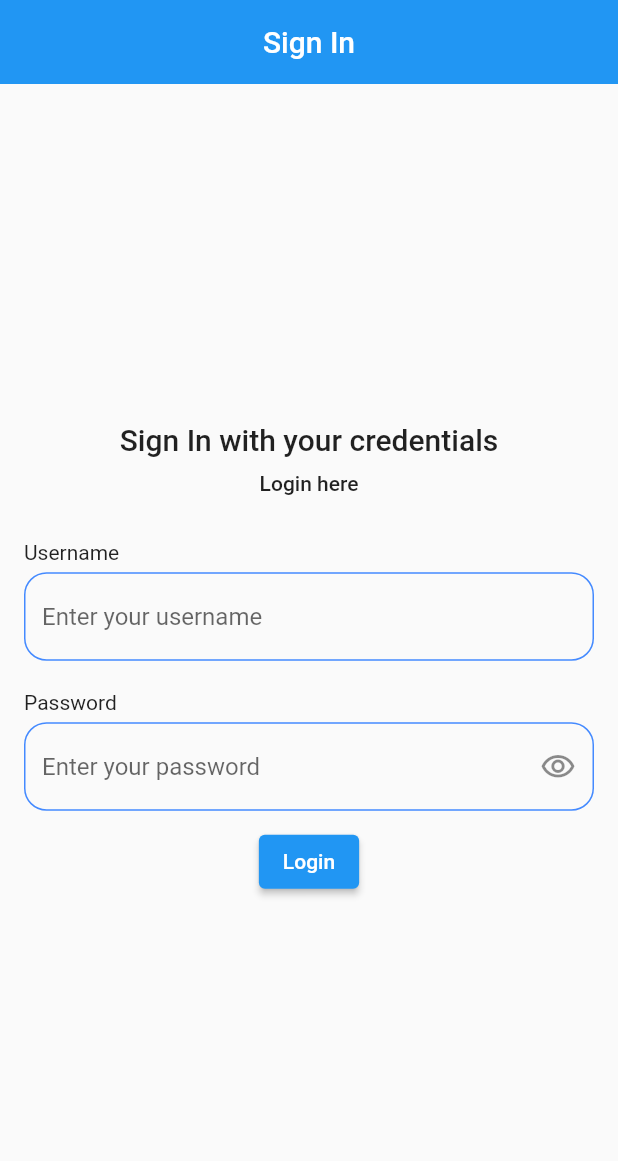
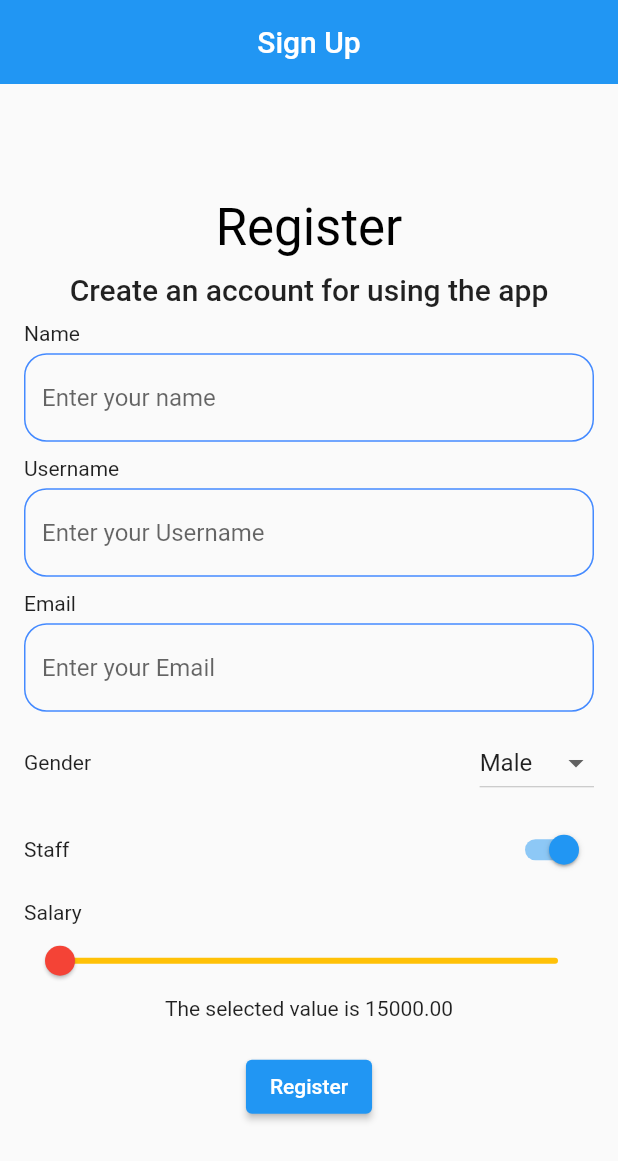
Before and after one commit to IchinoseBinit/form_application, a Flutter app: the screen it shows after launch, on a phone screen of 412 x 824 dp. Shown: the top 1161 px of the screen. Run offline on Flutter 3.47's test engine with Material 2 defaults, Android fonts, the phone set to English and light mode, and no system bars.

Commit message:
added slider, switch and dropdown

```diff
--- /dev/null
+++ b/lib/constants/constant.dart
@@ -0,0 +1,6 @@
+import 'package:flutter/material.dart';
+
+const basePadding = EdgeInsets.symmetric(
+  horizontal: 16,
+  vertical: 8,
+);
--- a/lib/main.dart
+++ b/lib/main.dart
@@ -1,6 +1,7 @@
 import 'package:flutter/material.dart';
 import 'package:form_application/screens/contact_screen.dart';
 import 'package:form_application/screens/login_screen.dart';
+import 'package:form_application/screens/register_screen.dart';
 
 void main() {
   runApp(const MyApp());
@@ -15,7 +16,8 @@ class MyApp extends StatelessWidget {
       theme: ThemeData(
         primarySwatch: Colors.blue,
       ),
-      home: LoginScreen(),
+      // home: LoginScreen(),
+      home: RegisterScreen(),
     );
   }
 }
--- a/lib/screens/contact_screen.dart
+++ b/lib/screens/contact_screen.dart
@@ -1,5 +1,6 @@
 import 'package:flutter/material.dart';
 import 'package:flutter/services.dart';
+import 'package:form_application/constants/constant.dart';
 import 'package:form_application/screens/details_screen.dart';
 import 'package:form_application/utils/general_alert_dialog.dart';
 import 'package:form_application/widgets/general_text_field.dart';
@@ -20,10 +21,7 @@ class ContactScreen extends StatelessWidget {
         centerTitle: true,
       ),
       body: Padding(
-        padding: const EdgeInsets.symmetric(
-          vertical: 8,
-          horizontal: 16,
-        ),
+        padding: basePadding,
         child: Form(
           key: formKey,
           child: SingleChildScrollView(
--- a/lib/screens/details_screen.dart
+++ b/lib/screens/details_screen.dart
@@ -1,4 +1,5 @@
 import 'package:flutter/material.dart';
+import 'package:form_application/constants/constant.dart';
 
 class DetailsScreen extends StatelessWidget {
   const DetailsScreen(this.name, this.address, this.age, {Key? key})
@@ -17,7 +18,7 @@ class DetailsScreen extends StatelessWidget {
         elevation: 0,
       ),
       body: Padding(
-        padding: const EdgeInsets.symmetric(vertical: 8, horizontal: 16),
+        padding: basePadding,
         child: Column(
           mainAxisAlignment: MainAxisAlignment.center,
           crossAxisAlignment: CrossAxisAlignment.center,
--- a/lib/screens/login_screen.dart
+++ b/lib/screens/login_screen.dart
@@ -1,5 +1,7 @@
 import 'package:flutter/material.dart';
+import 'package:form_application/constants/constant.dart';
 import 'package:form_application/screens/contact_screen.dart';
+import 'package:form_application/screens/register_screen.dart';
 import 'package:form_application/utils/general_alert_dialog.dart';
 import 'package:form_application/widgets/general_text_field.dart';
 
@@ -11,6 +13,8 @@ class LoginScreen extends StatelessWidget {
   final usernameController = TextEditingController();
   final passwordController = TextEditingController();
 
+  // setState
+
   @override
   Widget build(BuildContext context) {
     return Scaffold(
@@ -20,7 +24,7 @@ class LoginScreen extends StatelessWidget {
         elevation: 0,
       ),
       body: Padding(
-        padding: const EdgeInsets.symmetric(horizontal: 16, vertical: 6),
+        padding: basePadding,
         child: Center(
           child: SingleChildScrollView(
             child: Form(
@@ -121,6 +125,28 @@ class LoginScreen extends StatelessWidget {
                       ),
                     ),
                   ),
+                  const SizedBox(
+                    height: 10,
+                  ),
+                  Row(
+                    mainAxisAlignment: MainAxisAlignment.center,
+                    children: [
+                      const Text("Don't have an Account?"),
+                      TextButton(
+                        onPressed: () {
+                          Navigator.push(
+                            context,
+                            MaterialPageRoute(
+                              builder: (_) => RegisterScreen(),
+                            ),
+                          );
+                        },
+                        child: const Text(
+                          "Register",
+                        ),
+                      ),
+                    ],
+                  ),
                 ],
               ),
             ),
--- /dev/null
+++ b/lib/screens/register_screen.dart
@@ -0,0 +1,156 @@
+import 'package:flutter/material.dart';
+import 'package:form_application/constants/constant.dart';
+import 'package:form_application/widgets/general_drop_down.dart';
+import 'package:form_application/widgets/general_swtich.dart';
+import 'package:form_application/widgets/general_text_field.dart';
+
+class RegisterScreen extends StatelessWidget {
+  RegisterScreen({Key? key}) : super(key: key);
+
+  final formKey = GlobalKey<FormState>();
+
+  final nameController = TextEditingController();
+  final usernameController = TextEditingController();
+  final emailController = TextEditingController();
+  final genderController = TextEditingController();
+
+  changeValue(value) {
+    genderController.text = value;
+  }
+
+  @override
+  Widget build(BuildContext context) {
+    // addDropDownValues();
+    return Scaffold(
+      appBar: AppBar(
+        title: const Text("Sign Up"),
+        centerTitle: true,
+        elevation: 0,
+      ),
+      body: Padding(
+        padding: basePadding,
+        child: Form(
+          key: formKey,
+          child: Column(
+            mainAxisAlignment: MainAxisAlignment.center,
+            crossAxisAlignment: CrossAxisAlignment.start,
+            children: [
+              Center(
+                child: Text(
+                  "Register",
+                  style: Theme.of(context).textTheme.headline4!.copyWith(
+                        color: Colors.black,
+                      ),
+                ),
+              ),
+              getSizedBox(10),
+              Center(
+                child: Text(
+                  "Create an account for using the app",
+                  style: Theme.of(context).textTheme.headline6,
+                ),
+              ),
+              getSizedBox(10),
+              const Text("Name"),
+              getSizedBox(5),
+              GeneralTextField(
+                title: "name",
+                controller: nameController,
+                textInputType: TextInputType.name,
+                textInputAction: TextInputAction.next,
+                validate: (value) =>
+                    value!.trim().isEmpty ? "Please enter a name" : null,
+              ),
+              getSizedBox(10),
+              const Text("Username"),
+              getSizedBox(5),
+              GeneralTextField(
+                title: "Username",
+                controller: usernameController,
+                textInputType: TextInputType.name,
+                textInputAction: TextInputAction.next,
+                validate: (value) =>
+                    value!.trim().isEmpty ? "Please enter a Username" : null,
+              ),
+              getSizedBox(10),
+              const Text("Email"),
+              getSizedBox(5),
+              GeneralTextField(
+                title: "Email",
+                controller: emailController,
+                textInputType: TextInputType.emailAddress,
+                textInputAction: TextInputAction.done,
+                validate: (value) =>
+                    value!.trim().isEmpty ? "Please enter a email" : null,
+              ),
+              getSizedBox(10),
+              Row(
+                mainAxisAlignment: MainAxisAlignment.spaceBetween,
+                children: [
+                  const Text("Gender"),
+                  GeneralDropDown(changeValue),
+                ],
+              ),
+              getSizedBox(10),
+              Row(
+                mainAxisAlignment: MainAxisAlignment.spaceBetween,
+                children: const [
+                  Text("Staff"),
+                  GeneralSwitch(),
+                ],
+              ),
+              getSizedBox(10),
+              const Text("Salary"),
+              const CustomSlider(),
+              getSizedBox(20),
+              Center(
+                child: ElevatedButton(
+                  onPressed: () {
+                    if (formKey.currentState!.validate()) {}
+                  },
+                  child: const Text(
+                    "Register",
+                  ),
+                ),
+              )
+            ],
+          ),
+        ),
+      ),
+    );
+  }
+
+  Widget getSizedBox(double height) {
+    return SizedBox(
+      height: height,
+    );
+  }
+}
+
+class CustomSlider extends StatefulWidget {
+  const CustomSlider({Key? key}) : super(key: key);
+
+  @override
+  _CustomSliderState createState() => _CustomSliderState();
+}
+
+class _CustomSliderState extends State<CustomSlider> {
+  double sliderValue = 15000;
+
+  @override
+  Widget build(BuildContext context) {
+    return Column(
+      children: [
+        Slider(
+          value: sliderValue,
+          min: 15000,
+          max: 100000,
+          activeColor: Colors.red,
+          inactiveColor: Colors.amber,
+          onChanged: (value) => setState(() => sliderValue = value),
+        ),
+        Text("The selected value is ${sliderValue.toStringAsFixed(2)}"),
+      ],
+    );
+  }
+}
--- /dev/null
+++ b/lib/widgets/general_app_bar.dart
@@ -0,0 +1,10 @@
+import 'package:flutter/material.dart';
+
+class GeneralAppBar extends StatelessWidget {
+  const GeneralAppBar({Key? key}) : super(key: key);
+
+  @override
+  Widget build(BuildContext context) {
+    return Container();
+  }
+}
--- /dev/null
+++ b/lib/widgets/general_drop_down.dart
@@ -0,0 +1,46 @@
+import 'package:flutter/material.dart';
+
+class GeneralDropDown extends StatefulWidget {
+  const GeneralDropDown(this.function, {Key? key}) : super(key: key);
+
+  final Function(String) function;
+
+  @override
+  State<GeneralDropDown> createState() => _GeneralDropDownState();
+}
+
+class _GeneralDropDownState extends State<GeneralDropDown> {
+  final List<DropdownMenuItem<String>> list = [
+    const DropdownMenuItem(
+      child: Text("Male"),
+      value: "Male",
+    ),
+    const DropdownMenuItem(
+      child: Text("Female"),
+      value: "Female",
+    ),
+  ];
+
+  late String selectedValue;
+
+  @override
+  void initState() {
+    super.initState();
+    selectedValue = "Male";
+  }
+
+  @override
+  Widget build(BuildContext context) {
+    return DropdownButton<String>(
+      items: list,
+      onChanged: (value) {
+        setState(() {
+          selectedValue = value!;
+          widget.function(value);
+        });
+      },
+      hint: const Text("Gender"),
+      value: selectedValue,
+    );
+  }
+}
--- /dev/null
+++ b/lib/widgets/general_swtich.dart
@@ -0,0 +1,19 @@
+import 'package:flutter/material.dart';
+
+class GeneralSwitch extends StatefulWidget {
+  const GeneralSwitch({Key? key}) : super(key: key);
+
+  @override
+  _GeneralSwitchState createState() => _GeneralSwitchState();
+}
+
+class _GeneralSwitchState extends State<GeneralSwitch> {
+  bool isStaff = true;
+  @override
+  Widget build(BuildContext context) {
+    return Switch(
+      value: isStaff,
+      onChanged: (value) => setState(() => isStaff = !isStaff),
+    );
+  }
+}
```
